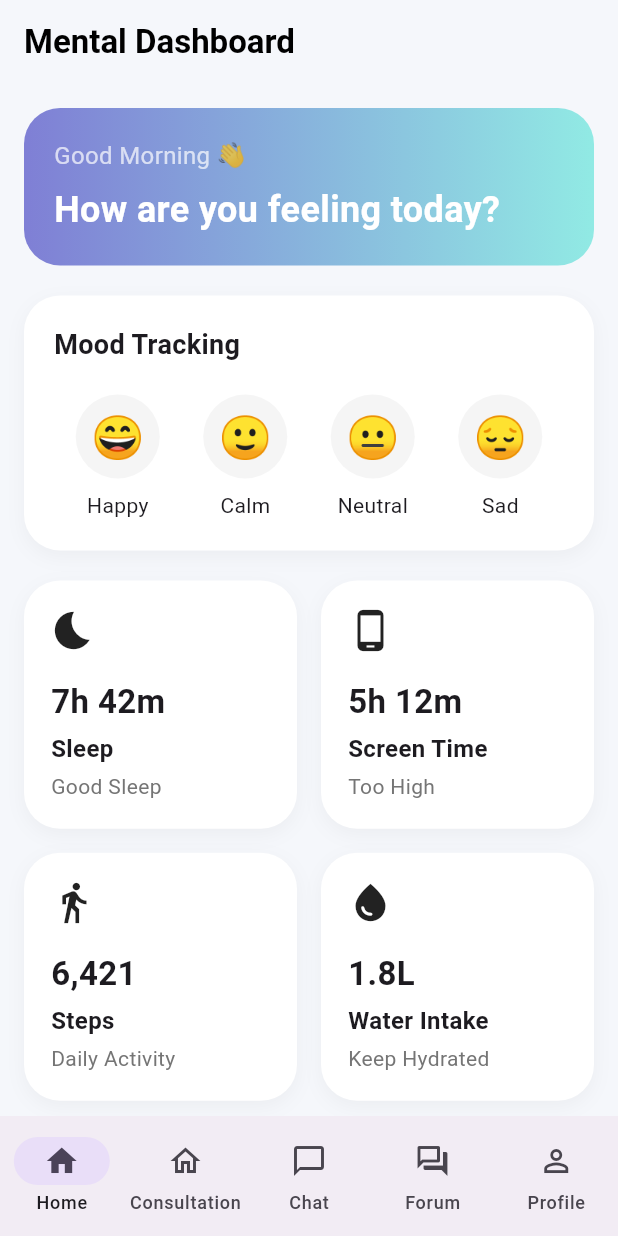
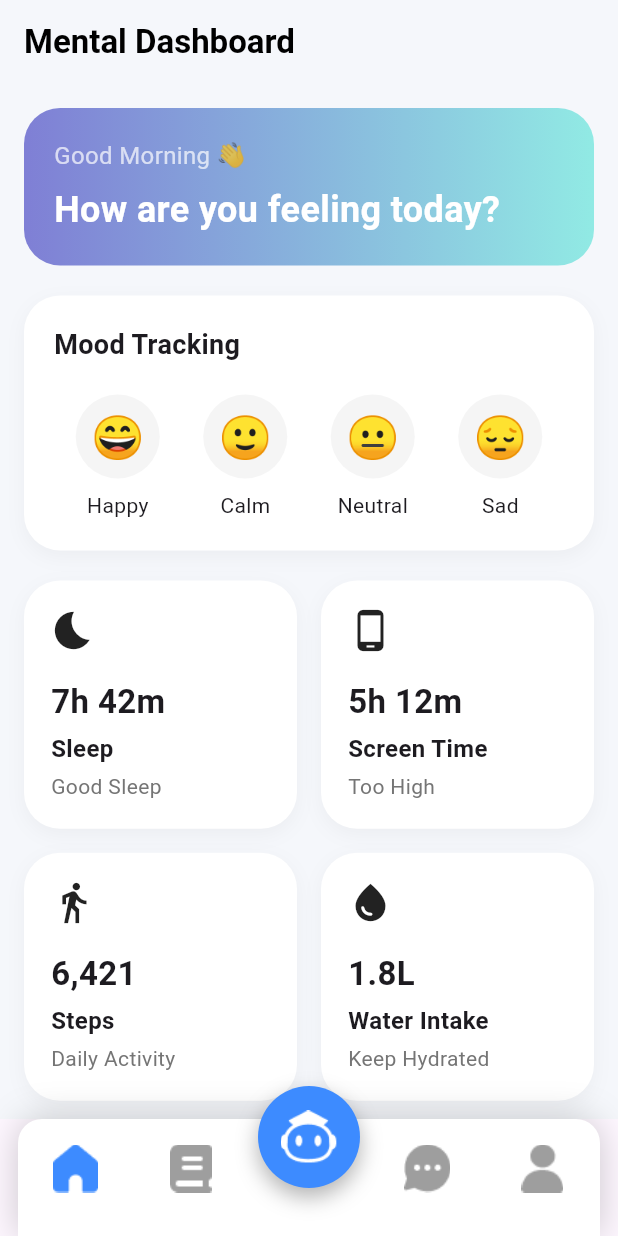
Before and after one commit to nabathnm/noresah, a Flutter app: the Navigation screen opened directly, on a phone screen of 412 x 824 dp. Run offline on Flutter 3.47's test engine with Material 3 defaults, Android fonts, the phone set to English and light mode, and no system bars; our stand-ins replace flutter_dotenv, supabase_flutter; accounts and stored records are empty.

Commit message:
style: create navbar

```diff
--- a/lib/core/utils/components/navigation.dart
+++ /dev/null
@@ -1,69 +0,0 @@
-import 'package:flutter/material.dart';
-import '../../../features/user/home/pages/home_page.dart';
-import '../../../features/user/forum/pages/forum_page.dart';
-import '../../../features/user/chat/pages/chat_page.dart';
-import '../../../features/user/profile/pages/profile_page.dart';
-import '../../../features/user/consultation/pages/consultation_page.dart';
-
-class Navigation extends StatefulWidget {
-  const Navigation({super.key});
-
-  @override
-  State<Navigation> createState() => _NavigationState();
-}
-
-class _NavigationState extends State<Navigation> {
-  int _selectedIndex = 0;
-
-  final List<Widget> _pages = const [
-    HomePage(),
-    ConsultationPage(),
-    ChatPage(),
-    ForumPage(),
-    ProfilePage(),
-  ];
-
-  void _onItemTapped(int index) {
-    setState(() {
-      _selectedIndex = index;
-    });
-  }
-
-  @override
-  Widget build(BuildContext context) {
-    return Scaffold(
-      body: _pages[_selectedIndex],
-      bottomNavigationBar: NavigationBar(
-        selectedIndex: _selectedIndex,
-        onDestinationSelected: _onItemTapped,
-        destinations: const [
-          NavigationDestination(
-            icon: Icon(Icons.home_outlined),
-            selectedIcon: Icon(Icons.home),
-            label: 'Home',
-          ),
-          NavigationDestination(
-            icon: Icon(Icons.home_outlined),
-            selectedIcon: Icon(Icons.home),
-            label: 'Consultation',
-          ),
-          NavigationDestination(
-            icon: Icon(Icons.chat_bubble_outline),
-            selectedIcon: Icon(Icons.chat_bubble),
-            label: 'Chat',
-          ),
-          NavigationDestination(
-            icon: Icon(Icons.forum_outlined),
-            selectedIcon: Icon(Icons.forum),
-            label: 'Forum',
-          ),
-          NavigationDestination(
-            icon: Icon(Icons.person_outline),
-            selectedIcon: Icon(Icons.person),
-            label: 'Profile',
-          ),
-        ],
-      ),
-    );
-  }
-}
--- /dev/null
+++ b/lib/features/user/widgets/navigation.dart
@@ -0,0 +1,124 @@
+import 'package:flutter/material.dart';
+import '../home/pages/home_page.dart';
+import '../forum/pages/forum_page.dart';
+import '../chat/pages/chat_page.dart';
+import '../profile/pages/profile_page.dart';
+import '../consultation/pages/consultation_page.dart';
+
+class Navigation extends StatefulWidget {
+  const Navigation({super.key});
+
+  @override
+  State<Navigation> createState() => _NavigationState();
+}
+
+class _NavigationState extends State<Navigation> {
+  int _selectedIndex = 0;
+
+  final List<Widget> _pages = const [
+    HomePage(),
+    ConsultationPage(),
+    ChatPage(),
+    ForumPage(),
+    ProfilePage(),
+  ];
+
+  void _onItemTapped(int index) {
+    setState(() {
+      _selectedIndex = index;
+    });
+  }
+
+  @override
+  Widget build(BuildContext context) {
+    return Scaffold(
+      body: _pages[_selectedIndex],
+      bottomNavigationBar: _buildBottomNavBar(),
+      floatingActionButton: _buildCenterButton(),
+      floatingActionButtonLocation: FloatingActionButtonLocation.centerDocked,
+    );
+  }
+
+  Widget _buildBottomNavBar() {
+    return Padding(
+      padding: const EdgeInsets.symmetric(horizontal: 12),
+      child: Container(
+        height: 78,
+        decoration: BoxDecoration(
+          color: Colors.white,
+          borderRadius: const BorderRadius.only(
+            topLeft: Radius.circular(16),
+            topRight: Radius.circular(16),
+          ),
+          boxShadow: [
+            BoxShadow(color: Colors.black.withOpacity(0.2), blurRadius: 20),
+          ],
+        ),
+        child: Padding(
+          padding: const EdgeInsets.only(bottom: 12),
+          child: Row(
+            mainAxisAlignment: MainAxisAlignment.spaceAround,
+            children: [
+              _buildNavItem(icon: 'assets/navbar/home.png', index: 0),
+
+              _buildNavItem(icon: 'assets/navbar/journal.png', index: 1),
+
+              const SizedBox(width: 68),
+
+              _buildNavItem(icon: 'assets/navbar/forum.png', index: 3),
+
+              _buildNavItem(icon: 'assets/navbar/profile.png', index: 4),
+            ],
+          ),
+        ),
+      ),
+    );
+  }
+
+  Widget _buildNavItem({required String icon, required int index}) {
+    final isSelected = _selectedIndex == index;
+    return InkWell(
+      onTap: () => _onItemTapped(index),
+      child: Padding(
+        padding: const EdgeInsets.symmetric(horizontal: 16, vertical: 8),
+        child: Image.asset(
+          icon,
+          width: 32,
+          height: 32,
+          color: isSelected ? const Color(0xFF3D8BFF) : Colors.grey,
+        ),
+      ),
+    );
+  }
+
+  Widget _buildCenterButton() {
+    return Transform.translate(
+      offset: const Offset(0, 12),
+      child: GestureDetector(
+        onTap: () => _onItemTapped(2),
+        child: Container(
+          width: 68,
+          height: 68,
+          decoration: BoxDecoration(
+            color: Color(0xFF3D8BFF),
+            shape: BoxShape.circle,
+            boxShadow: [
+              BoxShadow(
+                color: Colors.black.withOpacity(0.3),
+                blurRadius: 12,
+                offset: Offset(0, 6),
+              ),
+            ],
+          ),
+          child: Center(
+            child: Image.asset(
+              'assets/navbar/chatbot.png',
+              width: 38,
+              height: 38,
+            ),
+          ),
+        ),
+      ),
+    );
+  }
+}
--- a/pubspec.yaml
+++ b/pubspec.yaml
@@ -63,7 +63,7 @@ flutter:
     - .env
   # To add assets to your application, add an assets section, like this:
   # assets:
-  #   - images/a_dot_burr.jpeg
+    - assets/navbar/
   #   - images/a_dot_ham.jpeg
 
   # An image asset can refer to one or more resolution-specific "variants", see
```
Also changed, not shown: lib/core/utils/constant/app_colors.dart (added, +77 -0 lines), lib/features/auth/login/pages/login_page.dart (+5 -6 lines), assets/navbar/chatbot.png (added), assets/navbar/forum.png (added), assets/navbar/home.png (added), assets/navbar/homeactive.png (added), assets/navbar/journal.png (added), assets/navbar/profile.png (added), 1 other file.
